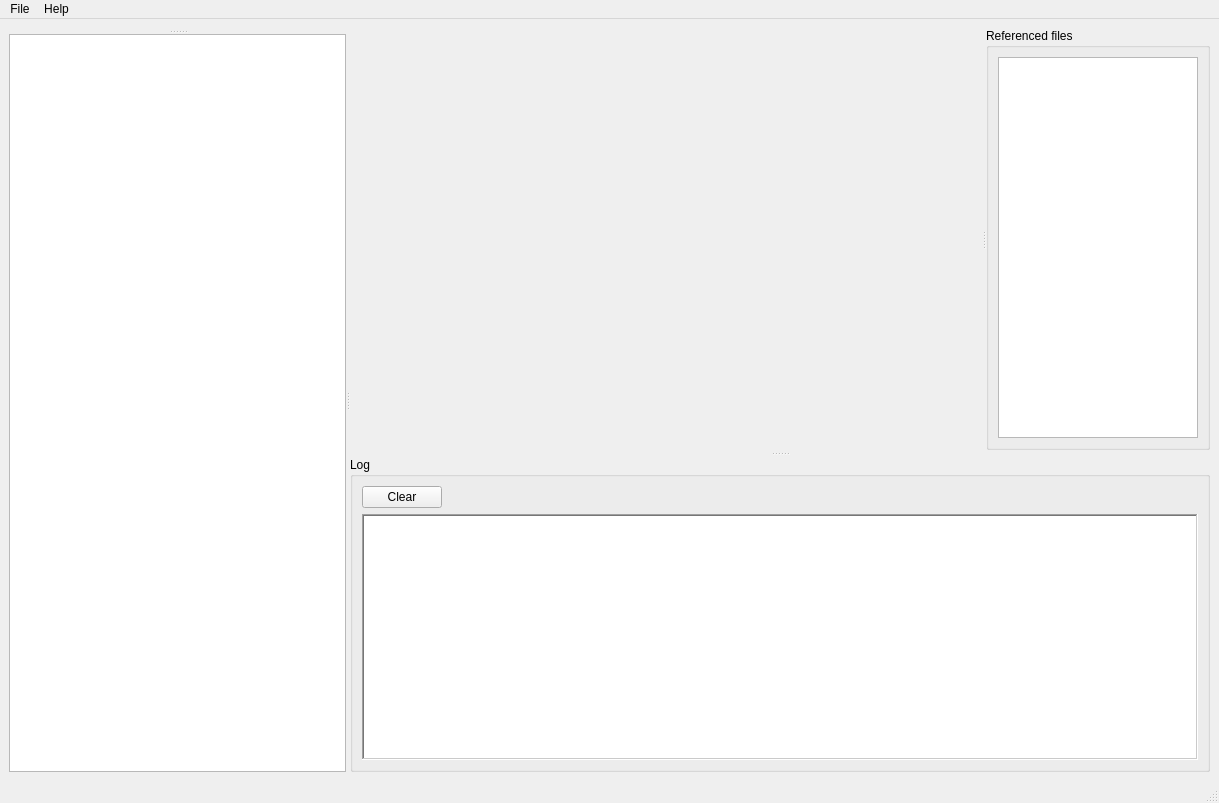
Qt form ui/main-window.ui (michaelpm54/Ace3x) before a commit.
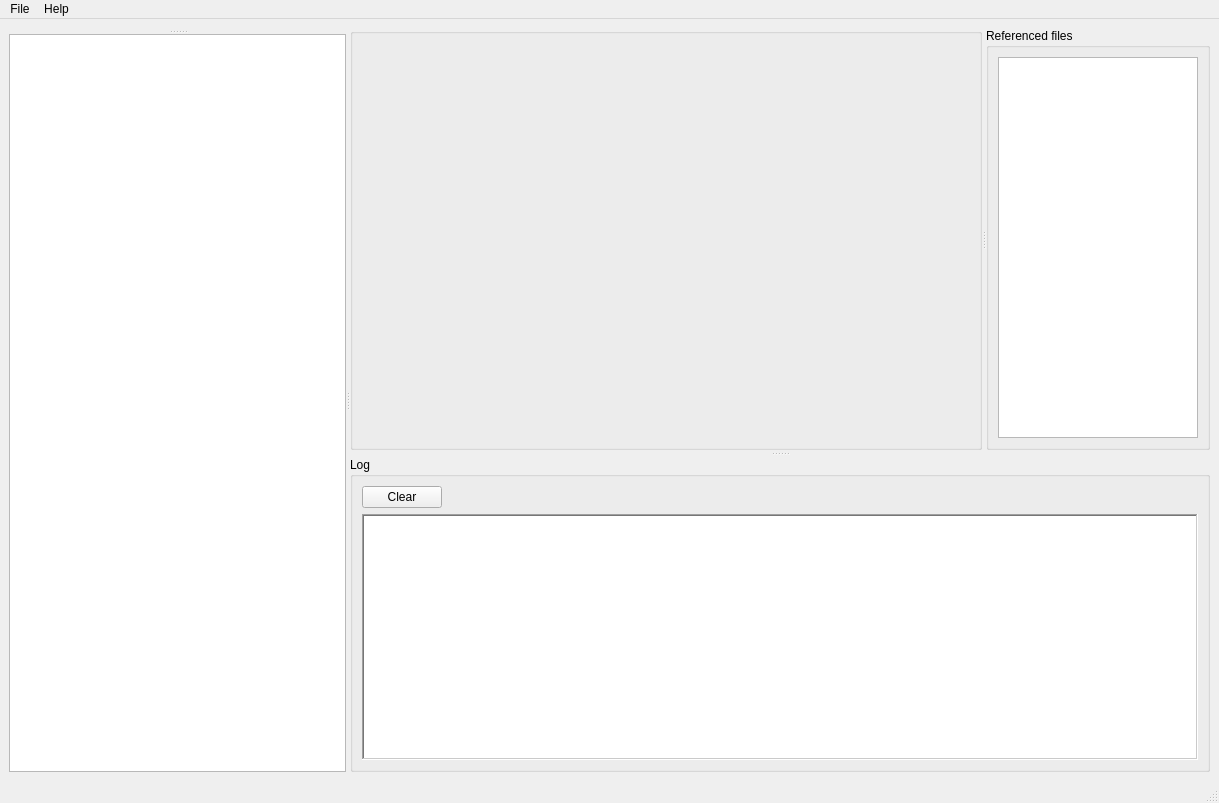
The same form after that commit. Custom widgets are drawn as their Qt base class.

Patch:
```diff
--- a/ui/main-window.ui
+++ b/ui/main-window.ui
@@ -94,7 +94,7 @@
         <property name="orientation">
          <enum>Qt::Horizontal</enum>
         </property>
-        <widget class="ViewManager" name="view_stack">
+        <widget class="ViewManager" name="view_manager">
          <property name="sizePolicy">
           <sizepolicy hsizetype="Preferred" vsizetype="Preferred">
            <horstretch>90</horstretch>
@@ -249,7 +249,7 @@
   </customwidget>
   <customwidget>
    <class>ViewManager</class>
-   <extends>QStackedWidget</extends>
+   <extends>QGroupBox</extends>
    <header>widgets/view-manager.hpp</header>
    <container>1</container>
   </customwidget>
```
